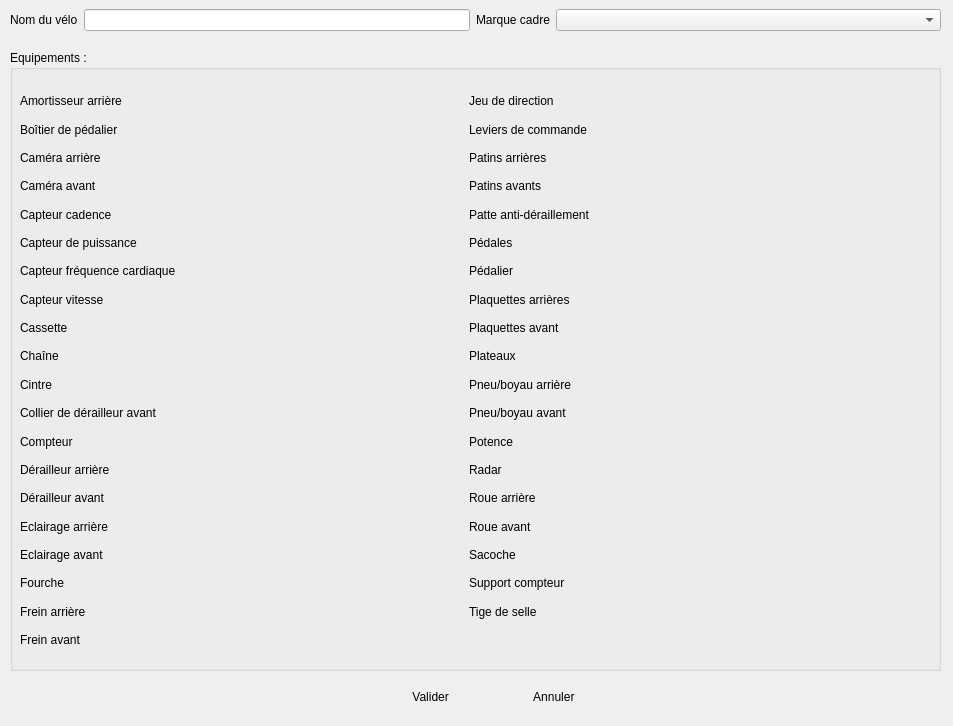
Qt form sources/Bikes/bikedialog.ui (Endo13/BikeEquipmentManager) before a commit.
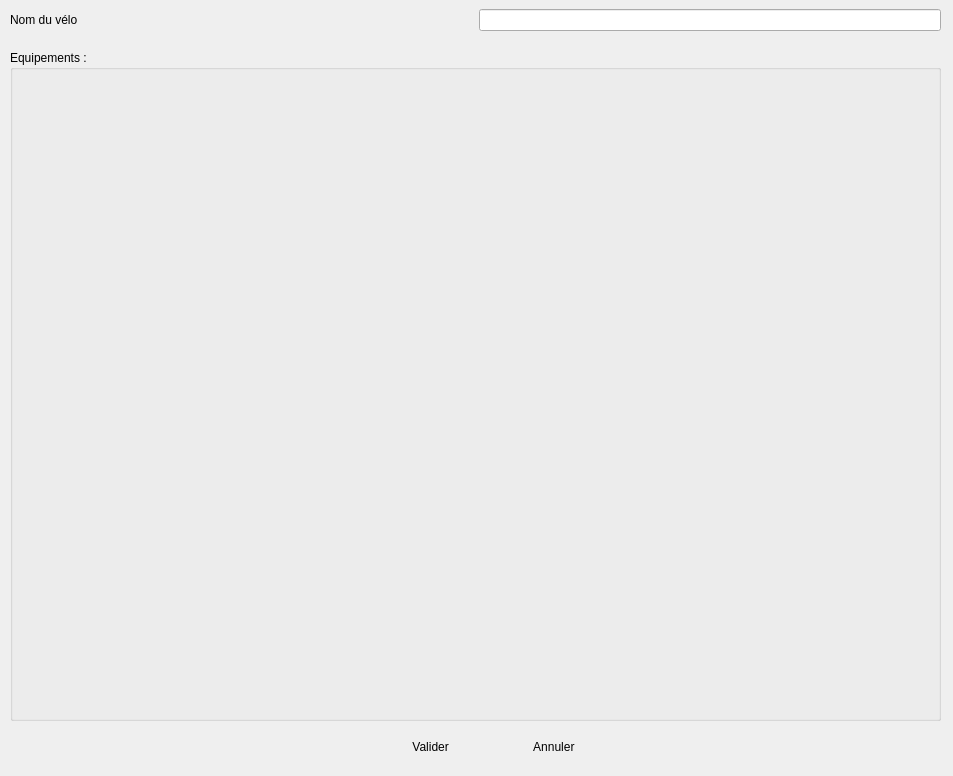
The same form after that commit. Icons and pictures are not drawn.

The edit to the form file:
```diff
--- a/sources/Bikes/bikedialog.ui
+++ b/sources/Bikes/bikedialog.ui
@@ -7,7 +7,7 @@
     <x>0</x>
     <y>0</y>
     <width>953</width>
-    <height>726</height>
+    <height>776</height>
    </rect>
   </property>
   <property name="windowTitle">
@@ -17,7 +17,7 @@
    <property name="geometry">
     <rect>
      <x>370</x>
-     <y>680</y>
+     <y>730</y>
      <width>241</width>
      <height>34</height>
     </rect>
@@ -74,7 +74,7 @@
      <height>41</height>
     </rect>
    </property>
-   <layout class="QGridLayout" name="gridLayout_3" columnstretch="0,1,0,1">
+   <layout class="QGridLayout" name="gridLayout_3" columnstretch="0,0">
     <item row="0" column="0">
      <widget class="QLabel" name="label">
       <property name="text">
@@ -95,23 +95,6 @@
       </property>
      </widget>
     </item>
-    <item row="0" column="3">
-     <widget class="QComboBox" name="comboMarque">
-      <property name="frame">
-       <bool>true</bool>
-      </property>
-     </widget>
-    </item>
-    <item row="0" column="2">
-     <widget class="QLabel" name="label_2">
-      <property name="styleSheet">
-       <string notr="true"/>
-      </property>
-      <property name="text">
-       <string>Marque cadre</string>
-      </property>
-     </widget>
-    </item>
    </layout>
   </widget>
   <widget class="QGroupBox" name="groupBox">
@@ -120,7 +103,7 @@
      <x>10</x>
      <y>50</y>
      <width>931</width>
-     <height>621</height>
+     <height>671</height>
     </rect>
    </property>
    <property name="title">
@@ -131,285 +114,11 @@
      <rect>
       <x>10</x>
       <y>40</y>
-      <width>891</width>
-      <height>561</height>
+      <width>901</width>
+      <height>611</height>
      </rect>
     </property>
-    <layout class="QGridLayout" name="gridLayout" rowstretch="0,0,0,0,0,0,0,0,0,0,0,0,0,0,0,0,0,0,0,0" columnstretch="0,0,0" columnminimumwidth="0,1,0">
-     <item row="1" column="0">
-      <widget class="QLabel" name="label_5">
-       <property name="text">
-        <string>Boîtier de pédalier</string>
-       </property>
-      </widget>
-     </item>
-     <item row="0" column="0">
-      <widget class="QLabel" name="label_3">
-       <property name="text">
-        <string>Amortisseur arrière</string>
-       </property>
-      </widget>
-     </item>
-     <item row="3" column="0">
-      <widget class="QLabel" name="label_7">
-       <property name="text">
-        <string>Caméra avant</string>
-       </property>
-      </widget>
-     </item>
-     <item row="2" column="0">
-      <widget class="QLabel" name="label_6">
-       <property name="text">
-        <string>Caméra arrière</string>
-       </property>
-      </widget>
-     </item>
-     <item row="10" column="0">
-      <widget class="QLabel" name="label_14">
-       <property name="text">
-        <string>Cintre</string>
-       </property>
-      </widget>
-     </item>
-     <item row="4" column="0">
-      <widget class="QLabel" name="label_8">
-       <property name="text">
-        <string>Capteur cadence</string>
-       </property>
-      </widget>
-     </item>
-     <item row="5" column="0">
-      <widget class="QLabel" name="label_9">
-       <property name="text">
-        <string>Capteur de puissance</string>
-       </property>
-      </widget>
-     </item>
-     <item row="11" column="0">
-      <widget class="QLabel" name="label_15">
-       <property name="text">
-        <string>Collier de dérailleur avant</string>
-       </property>
-      </widget>
-     </item>
-     <item row="8" column="0">
-      <widget class="QLabel" name="label_12">
-       <property name="text">
-        <string>Cassette</string>
-       </property>
-      </widget>
-     </item>
-     <item row="9" column="0">
-      <widget class="QLabel" name="label_13">
-       <property name="text">
-        <string>Chaîne</string>
-       </property>
-      </widget>
-     </item>
-     <item row="7" column="0">
-      <widget class="QLabel" name="label_11">
-       <property name="text">
-        <string>Capteur vitesse</string>
-       </property>
-      </widget>
-     </item>
-     <item row="6" column="0">
-      <widget class="QLabel" name="label_10">
-       <property name="text">
-        <string>Capteur fréquence cardiaque</string>
-       </property>
-      </widget>
-     </item>
-     <item row="6" column="2">
-      <widget class="QLabel" name="label_29">
-       <property name="text">
-        <string>Pédalier</string>
-       </property>
-      </widget>
-     </item>
-     <item row="15" column="0">
-      <widget class="QLabel" name="label_19">
-       <property name="text">
-        <string>Eclairage arrière</string>
-       </property>
-      </widget>
-     </item>
-     <item row="2" column="2">
-      <widget class="QLabel" name="label_25">
-       <property name="text">
-        <string>Patins arrières</string>
-       </property>
-      </widget>
-     </item>
-     <item row="3" column="2">
-      <widget class="QLabel" name="label_26">
-       <property name="text">
-        <string>Patins avants</string>
-       </property>
-      </widget>
-     </item>
-     <item row="14" column="0">
-      <widget class="QLabel" name="label_18">
-       <property name="text">
-        <string>Dérailleur avant</string>
-       </property>
-      </widget>
-     </item>
-     <item row="1" column="2">
-      <widget class="QLabel" name="label_24">
-       <property name="text">
-        <string>Leviers de commande</string>
-       </property>
-      </widget>
-     </item>
-     <item row="0" column="2">
-      <widget class="QLabel" name="label_4">
-       <property name="text">
-        <string>Jeu de direction</string>
-       </property>
-      </widget>
-     </item>
-     <item row="16" column="0">
-      <widget class="QLabel" name="label_20">
-       <property name="text">
-        <string>Eclairage avant</string>
-       </property>
-      </widget>
-     </item>
-     <item row="18" column="0">
-      <widget class="QLabel" name="label_22">
-       <property name="text">
-        <string>Frein arrière</string>
-       </property>
-      </widget>
-     </item>
-     <item row="19" column="0">
-      <widget class="QLabel" name="label_23">
-       <property name="text">
-        <string>Frein avant</string>
-       </property>
-      </widget>
-     </item>
-     <item row="12" column="0">
-      <widget class="QLabel" name="label_16">
-       <property name="text">
-        <string>Compteur</string>
-       </property>
-      </widget>
-     </item>
-     <item row="13" column="0">
-      <widget class="QLabel" name="label_17">
-       <property name="text">
-        <string>Dérailleur arrière</string>
-       </property>
-      </widget>
-     </item>
-     <item row="17" column="0">
-      <widget class="QLabel" name="label_21">
-       <property name="text">
-        <string>Fourche</string>
-       </property>
-      </widget>
-     </item>
-     <item row="4" column="2">
-      <widget class="QLabel" name="label_27">
-       <property name="text">
-        <string>Patte anti-déraillement</string>
-       </property>
-      </widget>
-     </item>
-     <item row="5" column="2">
-      <widget class="QLabel" name="label_28">
-       <property name="text">
-        <string>Pédales</string>
-       </property>
-      </widget>
-     </item>
-     <item row="9" column="2">
-      <widget class="QLabel" name="label_32">
-       <property name="text">
-        <string>Plateaux</string>
-       </property>
-      </widget>
-     </item>
-     <item row="18" column="2">
-      <widget class="QLabel" name="label_41">
-       <property name="text">
-        <string>Tige de selle</string>
-       </property>
-      </widget>
-     </item>
-     <item row="12" column="2">
-      <widget class="QLabel" name="label_35">
-       <property name="text">
-        <string>Potence</string>
-       </property>
-      </widget>
-     </item>
-     <item row="10" column="2">
-      <widget class="QLabel" name="label_33">
-       <property name="text">
-        <string>Pneu/boyau arrière</string>
-       </property>
-      </widget>
-     </item>
-     <item row="13" column="2">
-      <widget class="QLabel" name="label_36">
-       <property name="text">
-        <string>Radar</string>
-       </property>
-      </widget>
-     </item>
-     <item row="8" column="2">
-      <widget class="QLabel" name="label_31">
-       <property name="text">
-        <string>Plaquettes avant</string>
-       </property>
-      </widget>
-     </item>
-     <item row="14" column="2">
-      <widget class="QLabel" name="label_37">
-       <property name="text">
-        <string>Roue arrière</string>
-       </property>
-      </widget>
-     </item>
-     <item row="16" column="2">
-      <widget class="QLabel" name="label_39">
-       <property name="text">
-        <string>Sacoche</string>
-       </property>
-      </widget>
-     </item>
-     <item row="7" column="2">
-      <widget class="QLabel" name="label_30">
-       <property name="text">
-        <string>Plaquettes arrières</string>
-       </property>
-      </widget>
-     </item>
-     <item row="11" column="2">
-      <widget class="QLabel" name="label_34">
-       <property name="text">
-        <string>Pneu/boyau avant</string>
-       </property>
-      </widget>
-     </item>
-     <item row="15" column="2">
-      <widget class="QLabel" name="label_38">
-       <property name="text">
-        <string>Roue avant</string>
-       </property>
-      </widget>
-     </item>
-     <item row="17" column="2">
-      <widget class="QLabel" name="label_40">
-       <property name="text">
-        <string>Support compteur</string>
-       </property>
-      </widget>
-     </item>
-    </layout>
+    <layout class="QGridLayout" name="gridLayout" rowstretch="0" columnstretch="0"/>
    </widget>
   </widget>
  </widget>
```
